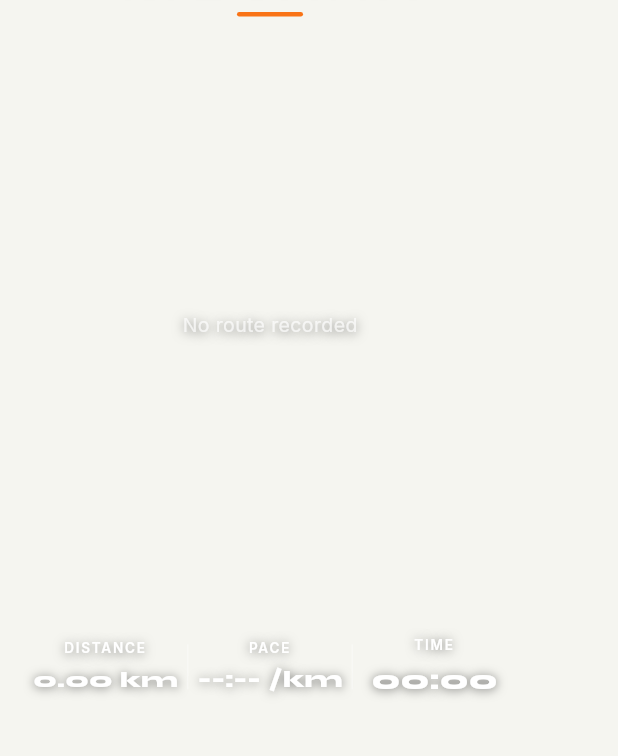
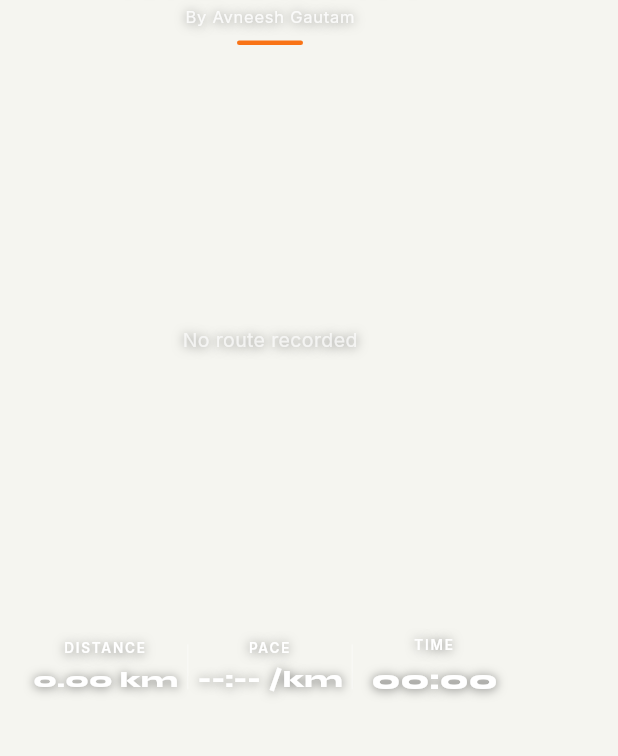
Before and after one commit to avneeshgautam/movara, a Flutter app: the OverlayCard widget shown alone on an empty page, opened directly with empty values, on a phone screen of 412 x 824 dp, the part 96-852 px from its top. Run offline on Flutter 3.47's test engine with Material 3 defaults, Android fonts, the phone set to English and light mode, and no system bars; our stand-ins replace firebase_auth, firebase_core, flutter_local_notifications, flutter_map, geolocator, google_fonts and 7 more; missing offline and left inert: dart:js_interop, gal; accounts and stored records are empty; network calls fail.

Commit message:
Add a byline under MOVARA on the run overlay
"By Avneesh Gautam" sits beneath the wordmark in a smaller, lighter weight,
above the accent underline.

Co-Authored-By: Claude Opus 4.8 <noreply@anthropic.com>

```diff
--- a/frontend/lib/widgets/overlay_card.dart
+++ b/frontend/lib/widgets/overlay_card.dart
@@ -49,7 +49,7 @@ class OverlayCard extends StatelessWidget {
               padding: const EdgeInsets.symmetric(vertical: 30, horizontal: 22),
               child: Column(
                 children: [
-                  // 1. Brand at the top.
+                  // 1. Brand at the top, with a byline.
                   Text(
                     'MOVARA',
                     style: AppTheme.display(
@@ -58,6 +58,17 @@ class OverlayCard extends StatelessWidget {
                       fontWeight: FontWeight.w800,
                       letterSpacing: 4,
                     ).copyWith(shadows: _shadows),
+                  ),
+                  const SizedBox(height: 3),
+                  Text(
+                    'By Avneesh Gautam',
+                    style: TextStyle(
+                      color: Colors.white.withValues(alpha: 0.85),
+                      fontSize: 11,
+                      fontWeight: FontWeight.w400,
+                      letterSpacing: 0.5,
+                      shadows: _shadows,
+                    ),
                   ),
                   Container(
                     margin: const EdgeInsets.only(top: 8),
```
